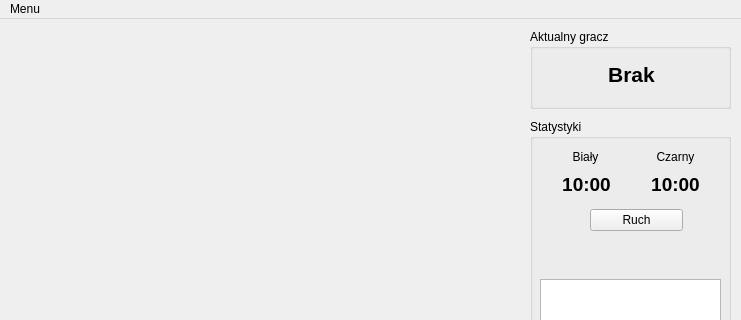
Above: ui/mainwindow.ui from hun7err/Chess before the change; both pictures show x 0 to 741 and y 0 to 320 of the 741 by 575 pixel window. Below: the same form after it.
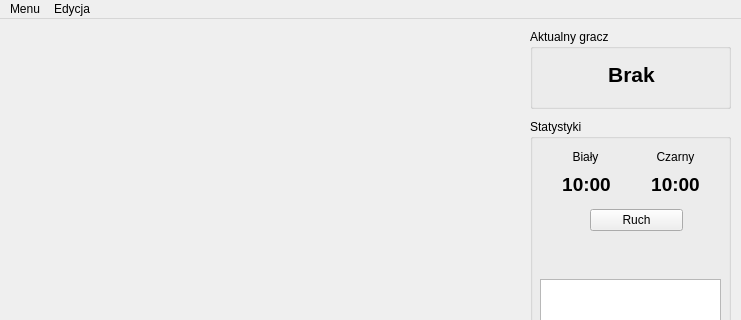
That is the form after the change.

Diff of the .ui file:
```diff
--- a/ui/mainwindow.ui
+++ b/ui/mainwindow.ui
@@ -199,7 +199,14 @@
     <addaction name="actionNowa_gra"/>
     <addaction name="actionWyjd"/>
    </widget>
+   <widget class="QMenu" name="menuEdycja">
+    <property name="title">
+     <string>Edycja</string>
+    </property>
+    <addaction name="actionCofnij"/>
+   </widget>
    <addaction name="menuPlik"/>
+   <addaction name="menuEdycja"/>
   </widget>
   <widget class="QStatusBar" name="statusBar"/>
   <action name="actionWyjd">
```
Left out of the diff: 5 changed lines with no effect on the pictures.
